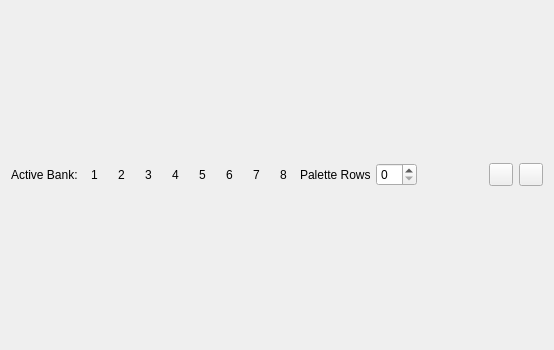
Before: the Qt Designer form RetroEDv2/tools/paletteeditor.ui in RSDKModding/RetroED, drawn with Qt 5.
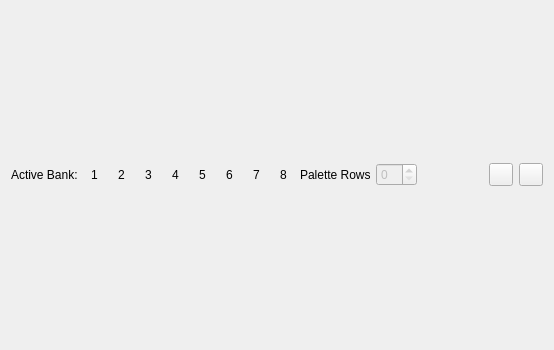
After: the same form once the commit is applied. Icons and pictures are not drawn.

```diff
--- a/RetroEDv2/tools/paletteeditor.ui
+++ b/RetroEDv2/tools/paletteeditor.ui
@@ -6,7 +6,7 @@
    <rect>
     <x>0</x>
     <y>0</y>
-    <width>496</width>
+    <width>538</width>
     <height>350</height>
    </rect>
   </property>
@@ -187,6 +187,9 @@
    </item>
    <item row="1" column="10">
     <widget class="QSpinBox" name="palRows">
+     <property name="enabled">
+      <bool>false</bool>
+     </property>
      <property name="maximum">
       <number>16</number>
      </property>
```
